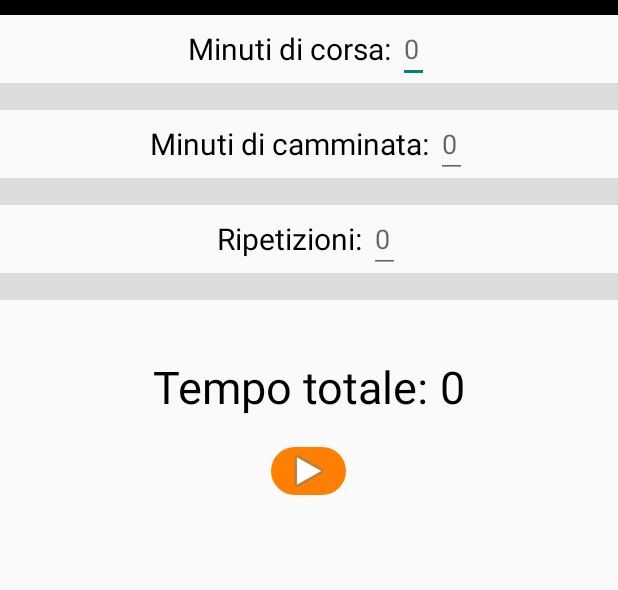
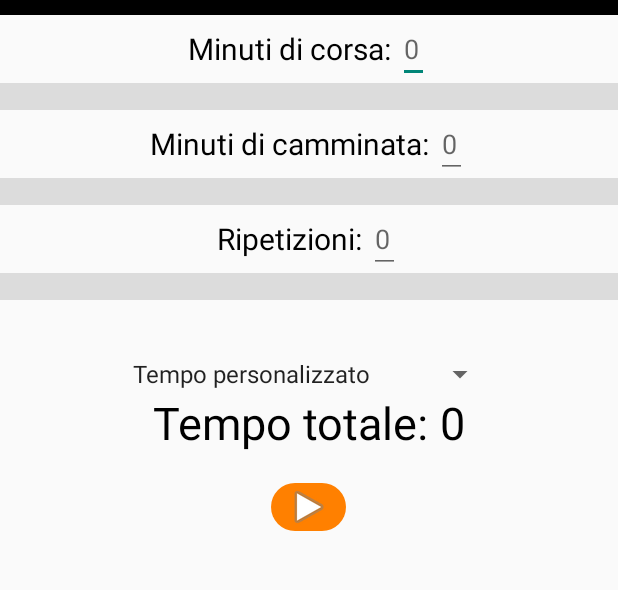
Before and after one commit to NOT-FRY/MyJog, an Android app: the screen it shows after launch (MainActivity), on a phone screen of 412 x 824 dp, the part 55-645 px from its top. Run offline under Robolectric (Android 15) with nearby library versions, the phone set to English and light mode, and no system bars.

Commit message:
inserimento livelli con spinner

```diff
--- a/app/src/main/java/com/running/myjog/MainActivity.java
+++ b/app/src/main/java/com/running/myjog/MainActivity.java
@@ -8,17 +8,21 @@ import android.os.CountDownTimer;
 import android.text.Editable;
 import android.util.Log;
 import android.view.View;
+import android.widget.AdapterView;
+import android.widget.ArrayAdapter;
 import android.widget.EditText;
+import android.widget.Spinner;
 import android.widget.TextView;
 import android.widget.Toast;
 
-public class MainActivity extends AppCompatActivity {
+public class MainActivity extends AppCompatActivity implements AdapterView.OnItemSelectedListener{
 
     private EditText corsa,camminata,ripetizioni;
     private TextView tempo,countdown;
     private int co,ca,rip,tempoTotale;
 
-
+    private Spinner spinner;
+    private static final String[] livelli = {"Tempo personalizzato","Livello 1","Livello 2","Livello 3","Livello 4","Livello 5","Livello 6","Livello 7","Livello 8","Livello 9","Livello 10"};
 
     @Override
     protected void onCreate(Bundle savedInstanceState) {
@@ -55,7 +59,84 @@ public class MainActivity extends AppCompatActivity {
             ripetizioni.setText(""+rip);
         if(tempoTotale!=0)
             tempo.setText(tempoTotale+" minuti");
+
+        spinner = (Spinner)findViewById(R.id.spinner);
+        ArrayAdapter<String> adapter = new ArrayAdapter<String>(MainActivity.this,
+                android.R.layout.simple_spinner_item,livelli);
+        adapter.setDropDownViewResource(android.R.layout.simple_spinner_dropdown_item);
+        spinner.setAdapter(adapter);
+        spinner.setOnItemSelectedListener(this);
     }
+
+    @Override
+    public void onItemSelected(AdapterView<?> parent, View v, int position, long id) {
+
+        switch (position) {
+            case 0:
+                camminata.setText("");
+                corsa.setText("");
+                ripetizioni.setText("");
+                break;
+            case 1:
+                camminata.setText(""+2);
+                corsa.setText(""+1);
+                ripetizioni.setText(""+8);
+                break;
+            case 2:
+                camminata.setText(""+3);
+                corsa.setText(""+2);
+                ripetizioni.setText(""+6);
+                break;
+            case 3:
+                camminata.setText(""+3);
+                corsa.setText(""+4);
+                ripetizioni.setText(""+6);
+                break;
+            case 4:
+                camminata.setText(""+3);
+                corsa.setText(""+6);
+                ripetizioni.setText(""+5);
+                break;
+            case 5:
+                camminata.setText(""+3);
+                corsa.setText(""+10);
+                ripetizioni.setText(""+4);
+                break;
+            case 6:
+                camminata.setText(""+3);
+                corsa.setText(""+15);
+                ripetizioni.setText(""+3);
+                break;
+            case 7:
+                camminata.setText(""+5);
+                corsa.setText(""+25);
+                ripetizioni.setText(""+2);
+                break;
+            case 8:
+                camminata.setText(""+5);
+                corsa.setText(""+40);
+                ripetizioni.setText(""+1);
+                break;
+            case 9:
+                camminata.setText(""+5);
+                corsa.setText(""+45);
+                ripetizioni.setText(""+1);
+                break;
+            case 10:
+                camminata.setText(""+5);
+                corsa.setText(""+50);
+                ripetizioni.setText(""+1);
+                break;
+
+
+        }
+    }
+
+    @Override
+    public void onNothingSelected(AdapterView<?> parent) {
+        // TODO Auto-generated method stub
+    }
+
 
     public void start(View v){
         if(checkParameters(corsa)&&checkParameters(camminata)&&checkParameters(ripetizioni)){
--- a/app/src/main/res/layout/activity_main.xml
+++ b/app/src/main/res/layout/activity_main.xml
@@ -35,10 +35,7 @@
         <FrameLayout
             android:layout_width="match_parent"
             android:layout_height="10dp"
-            android:background="@color/black"
-            ></FrameLayout>
-
-
+            android:background="@color/black"></FrameLayout>
 
 
         <LinearLayout
@@ -60,7 +57,7 @@
                 android:layout_width="wrap_content"
                 android:layout_height="wrap_content"
                 android:hint="0"
-                android:maxLength="3"/>
+                android:maxLength="3" />
         </LinearLayout>
 
         <View
@@ -88,7 +85,7 @@
                 android:layout_width="wrap_content"
                 android:layout_height="wrap_content"
                 android:hint="0"
-                android:maxLength="3"/>
+                android:maxLength="3" />
         </LinearLayout>
 
         <View
@@ -116,8 +113,7 @@
                 android:layout_width="wrap_content"
                 android:layout_height="wrap_content"
                 android:hint="0"
-                android:maxLength="3"
-                />
+                android:maxLength="3" />
         </LinearLayout>
 
         <View
@@ -128,7 +124,19 @@
 
         <FrameLayout
             android:layout_width="match_parent"
-            android:layout_height="37dp"></FrameLayout>
+            android:layout_height="37dp">
+
+        </FrameLayout>
+
+        <Spinner
+            android:id="@+id/spinner"
+            android:layout_width="250dp"
+            android:layout_gravity="center"
+            android:layout_height="wrap_content"
+            >
+
+
+        </Spinner>
 
         <LinearLayout
             android:layout_width="match_parent"
@@ -171,8 +179,8 @@
                 android:layout_width="50dp"
                 android:layout_height="wrap_content"
                 android:background="@drawable/roundedbutton"
-                app:srcCompat="@android:drawable/ic_media_play"
-                android:onClick="start"/>
+                android:onClick="start"
+                app:srcCompat="@android:drawable/ic_media_play" />
 
         </LinearLayout>
 
@@ -190,8 +198,8 @@
                 android:id="@+id/countdown"
                 android:layout_width="wrap_content"
                 android:layout_height="wrap_content"
-                android:textSize="150dp"
-                android:textColor="#ff8000"/>
+                android:textColor="#ff8000"
+                android:textSize="150dp" />
 
         </LinearLayout>
 
```
